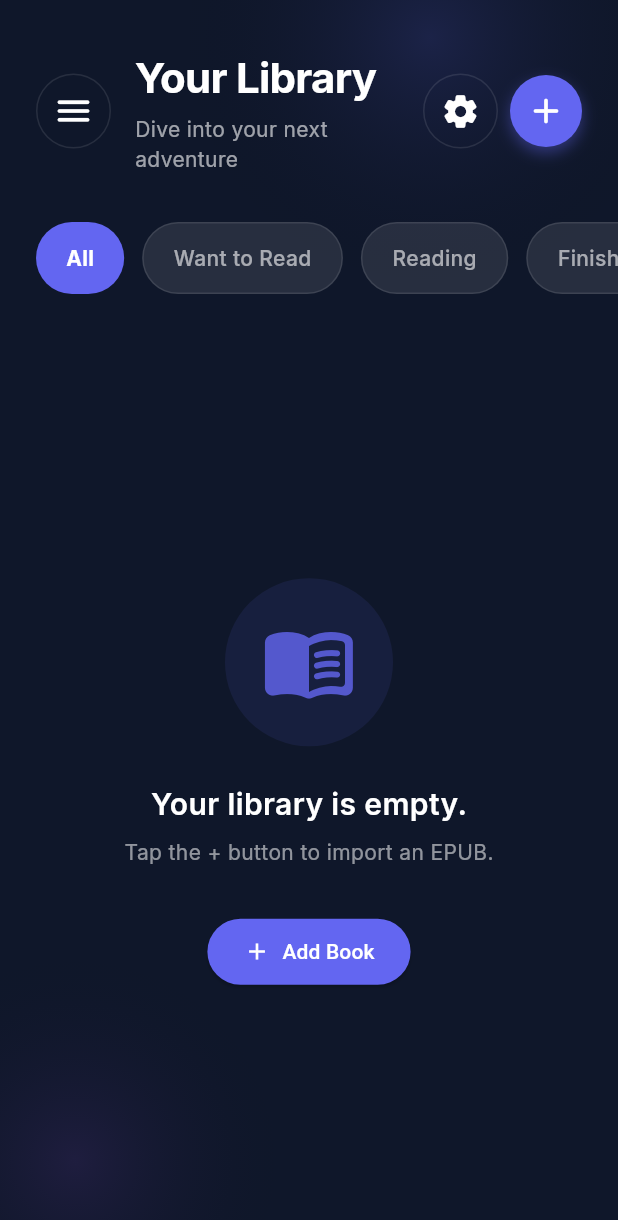
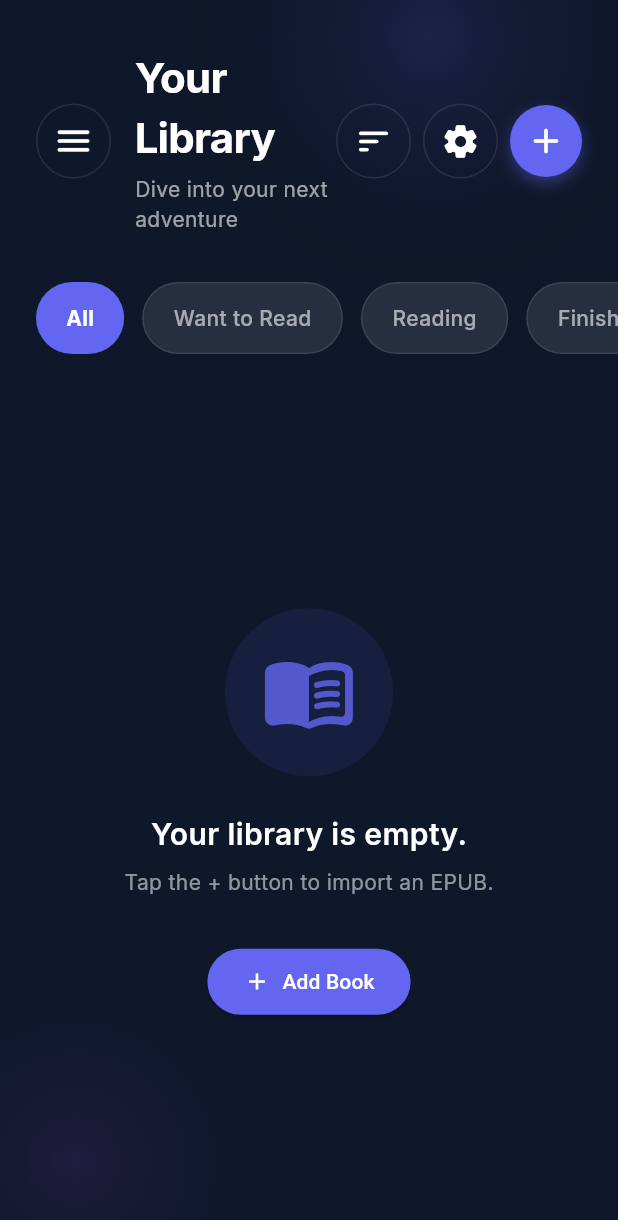
Before and after one commit to HamzaElmansouri-Pr/ai-epub-translator, a Flutter app: the screen it shows after launch, on a phone screen of 412 x 824 dp. Shown: the top 1220 px of the screen. Run offline on Flutter 3.47's test engine with Material 3 defaults, Android fonts, the phone set to English and light mode, and no system bars; our stand-ins replace audio_service, cached_network_image, dartz, dio, equatable, file_picker and 17 more; missing offline and left inert: audio_session, epub_view, epubx, flutter_background_service, translator; accounts and stored records are empty.

Commit message:
feat: Add Library features (Sort and Delete Book)

```diff
--- a/lib/features/library/presentation/pages/library_page.dart
+++ b/lib/features/library/presentation/pages/library_page.dart
@@ -23,12 +23,14 @@ class _LibraryPageState extends State<LibraryPage> {
   bool _isExporting = false;
   String _selectedTab = 'All';
 
+  String _sortOption = 'newest';
+
   final List<String> _tabs = [
     'All',
     'Want to Read',
     'Reading',
     'Finished',
-    'Favorites'
+    'Favorites',
   ];
 
   @override
@@ -435,6 +437,57 @@ class _LibraryPageState extends State<LibraryPage> {
                                   color: Colors.white.withValues(alpha: 0.1),
                                 ),
                               ),
+                              child: PopupMenuButton<String>(
+                                tooltip: 'Sort By',
+                                icon: const Icon(
+                                  Icons.sort_rounded,
+                                  size: 26,
+                                  color: Colors.white,
+                                ),
+                                color: const Color(
+                                  0xFF1E293B,
+                                ).withValues(alpha: 0.95),
+                                shape: RoundedRectangleBorder(
+                                  borderRadius: BorderRadius.circular(16),
+                                ),
+                                onSelected: (value) {
+                                  setState(() {
+                                    _sortOption = value;
+                                  });
+                                },
+                                itemBuilder: (context) => const [
+                                  PopupMenuItem(
+                                    value: 'newest',
+                                    child: Text(
+                                      'Newest Added',
+                                      style: TextStyle(color: Colors.white),
+                                    ),
+                                  ),
+                                  PopupMenuItem(
+                                    value: 'title',
+                                    child: Text(
+                                      'Title (A-Z)',
+                                      style: TextStyle(color: Colors.white),
+                                    ),
+                                  ),
+                                  PopupMenuItem(
+                                    value: 'author',
+                                    child: Text(
+                                      'Author',
+                                      style: TextStyle(color: Colors.white),
+                                    ),
+                                  ),
+                                ],
+                              ),
+                            ),
+                            const SizedBox(width: 8),
+                            Container(
+                              decoration: BoxDecoration(
+                                shape: BoxShape.circle,
+                                border: Border.all(
+                                  color: Colors.white.withValues(alpha: 0.1),
+                                ),
+                              ),
                               child: IconButton(
                                 tooltip: 'Settings',
                                 icon: const Icon(
@@ -505,8 +558,9 @@ class _LibraryPageState extends State<LibraryPage> {
                                 border: isSelected
                                     ? null
                                     : Border.all(
-                                        color: Colors.white
-                                            .withValues(alpha: 0.1),
+                                        color: Colors.white.withValues(
+                                          alpha: 0.1,
+                                        ),
                                       ),
                               ),
                               alignment: Alignment.center,
@@ -606,21 +660,49 @@ class _LibraryPageState extends State<LibraryPage> {
 
                       List<Book> filteredBooks = state.books;
                       if (_selectedTab == 'Want to Read') {
-                        filteredBooks = filteredBooks.where((b) => b.status == 'want_to_read').toList();
+                        filteredBooks = filteredBooks
+                            .where((b) => b.status == 'want_to_read')
+                            .toList();
                       } else if (_selectedTab == 'Reading') {
-                        filteredBooks = filteredBooks.where((b) => b.status == 'reading').toList();
+                        filteredBooks = filteredBooks
+                            .where((b) => b.status == 'reading')
+                            .toList();
                       } else if (_selectedTab == 'Finished') {
-                        filteredBooks = filteredBooks.where((b) => b.status == 'finished').toList();
+                        filteredBooks = filteredBooks
+                            .where((b) => b.status == 'finished')
+                            .toList();
                       } else if (_selectedTab == 'Favorites') {
-                        filteredBooks = filteredBooks.where((b) => b.isFavorite).toList();
+                        filteredBooks = filteredBooks
+                            .where((b) => b.isFavorite)
+                            .toList();
                       }
-
+                      if (_sortOption == 'title') {
+                        filteredBooks.sort(
+                          (a, b) => a.title.toLowerCase().compareTo(
+                            b.title.toLowerCase(),
+                          ),
+                        );
+                      } else if (_sortOption == 'author') {
+                        filteredBooks.sort(
+                          (a, b) => (a.author ?? 'Unknown')
+                              .toLowerCase()
+                              .compareTo((b.author ?? 'Unknown').toLowerCase()),
+                        );
+                      } else {
+                        // 'newest' default
+                        filteredBooks.sort(
+                          (a, b) => b.addedAt.compareTo(a.addedAt),
+                        );
+                      }
                       if (filteredBooks.isEmpty) {
                         return SliverFillRemaining(
                           child: Center(
                             child: Text(
                               'No books in this category.',
-                              style: const TextStyle(color: Colors.white54, fontSize: 16),
+                              style: const TextStyle(
+                                color: Colors.white54,
+                                fontSize: 16,
+                              ),
                             ),
                           ),
                         );
@@ -645,15 +727,24 @@ class _LibraryPageState extends State<LibraryPage> {
                               onTap: () => context.push('/reader', extra: book),
                               child: BookCard(
                                 book: book,
-                                onDelete:
-                                    () {}, // TODO: Implement delete in Cubit
+                                onDelete: () => context
+                                    .read<LibraryCubit>()
+                                    .deleteBook(book.id),
                                 onExport: () =>
                                     _showExportDialog(context, book),
-                                onStatusChanged: (status) => context.read<LibraryCubit>().changeBookStatus(book, status),
-                                onToggleFavorite: () => context.read<LibraryCubit>().toggleFavorite(book),                                  onSearchCover: () => Navigator.push(
-                                    context,
-                                    MaterialPageRoute(builder: (_) => CoverSearchPage(book: book)),
-                                  ),                              ),
+                                onStatusChanged: (status) => context
+                                    .read<LibraryCubit>()
+                                    .changeBookStatus(book, status),
+                                onToggleFavorite: () => context
+                                    .read<LibraryCubit>()
+                                    .toggleFavorite(book),
+                                onSearchCover: () => Navigator.push(
+                                  context,
+                                  MaterialPageRoute(
+                                    builder: (_) => CoverSearchPage(book: book),
+                                  ),
+                                ),
+                              ),
                             );
                           }, childCount: filteredBooks.length),
                         ),
```
Also changed, not shown: lib/features/library/domain/usecases/delete_book.dart (added, +15 -0 lines), lib/core/di/injection.config.dart.
